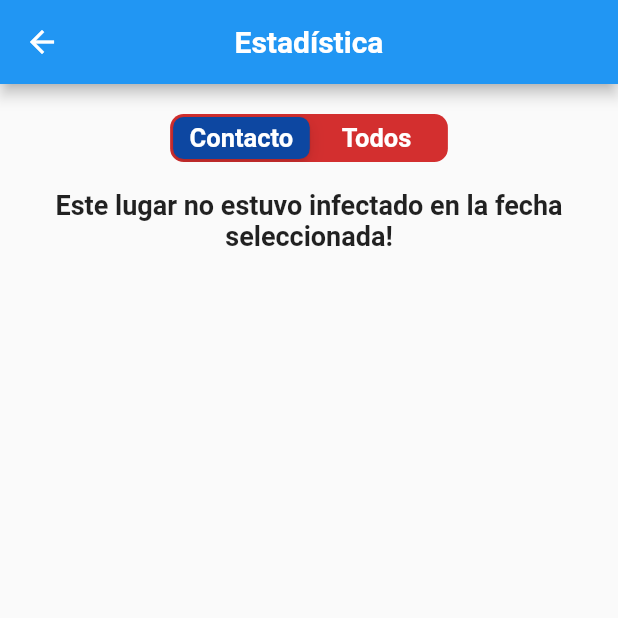
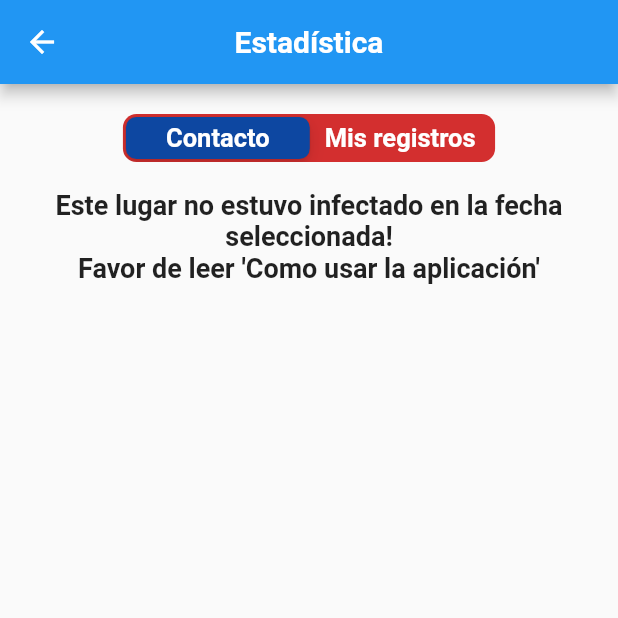
Before and after one commit to dnadawa/Covid-Alert-Pro, a Flutter app: the Statics screen opened directly, on a phone screen of 412 x 824 dp, the top half of it. Run offline on Flutter 3.47's test engine with Material 2 defaults, Android fonts, the phone set to English and light mode, and no system bars; our stand-ins replace cloud_firestore, fluttertoast, geolocator, google_maps_flutter, shared_preferences; accounts and stored records are empty.

Commit message:
minor changes added

```diff
--- a/lib/map.dart
+++ b/lib/map.dart
@@ -187,7 +187,7 @@ var selected = 'Recorded';
               padding: const EdgeInsets.fromLTRB(15,50,0,0),
               child: CupertinoSlidingSegmentedControl(
                 children: {
-                  'Recorded': Text(language=='English'?'Recorded':'Todos',style: TextStyle(fontWeight: FontWeight.bold,fontSize: 17,color: Colors.white),),
+                  'Recorded': Text(language=='English'?'Recorded':'Mis registros',style: TextStyle(fontWeight: FontWeight.bold,fontSize: 17,color: Colors.white),),
                   'Contacted': Text(language=='English'?'Contacted':'Contacto',style: TextStyle(fontWeight: FontWeight.bold,fontSize: 17,color: Colors.white),),
                 },
                 onValueChanged: (value) {
--- a/lib/statics.dart
+++ b/lib/statics.dart
@@ -92,7 +92,7 @@ class _StaticsState extends State<Statics> {
           CupertinoSlidingSegmentedControl(
             children: {
               0: Text(language=='English'?'Contacted':'Contacto',style: TextStyle(fontWeight: FontWeight.bold,fontSize: 17,color: Colors.white),),
-              1: Text(language=='English'?'Recorded':'Todos',style: TextStyle(fontWeight: FontWeight.bold,fontSize: 17,color: Colors.white),),
+              1: Text(language=='English'?'Recorded':'Mis registros',style: TextStyle(fontWeight: FontWeight.bold,fontSize: 17,color: Colors.white),),
             },
             onValueChanged: (value) {
               setState(() {
@@ -110,8 +110,9 @@ class _StaticsState extends State<Statics> {
               children: <Widget>[
                 Padding(
                   padding: const EdgeInsets.all(18),
-                  child: Text(language=='English'?'This is the places that you and  infected people contact with each others':
-                    'Este lugar no estuvo infectado en la fecha seleccionada!'
+                  child: Text(language=='English'?"This is the places that you and  infected people contact with each others\n"
+                      "Please read 'How to use the application'":
+                    "Este lugar no estuvo infectado en la fecha seleccionada!\nFavor de leer 'Como usar la aplicación'"
                     ,style: TextStyle(fontSize: 18,fontWeight: FontWeight.bold),textAlign: TextAlign.center,),
                 ),
 
```
Also changed, not shown: lib/first.dart (+12 -12 lines).
